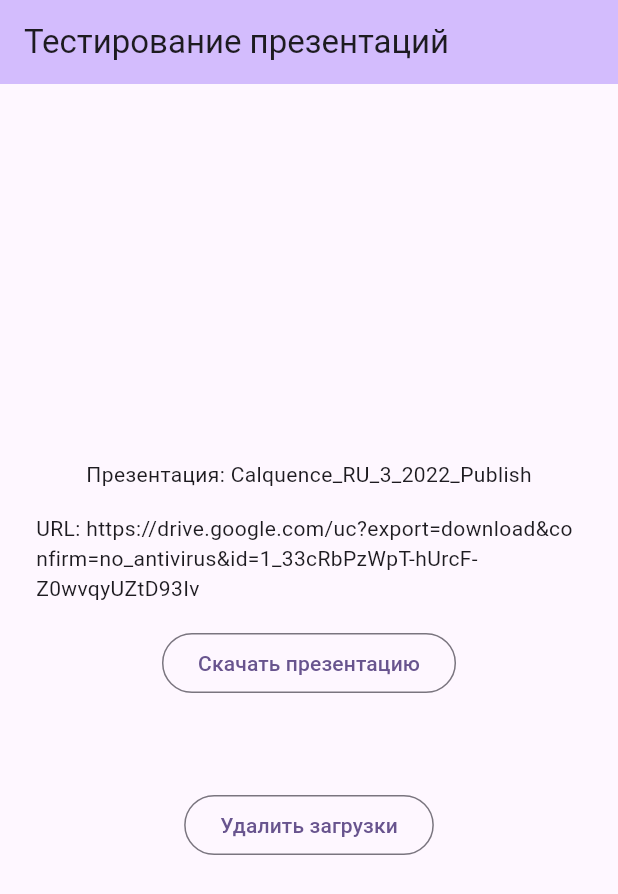
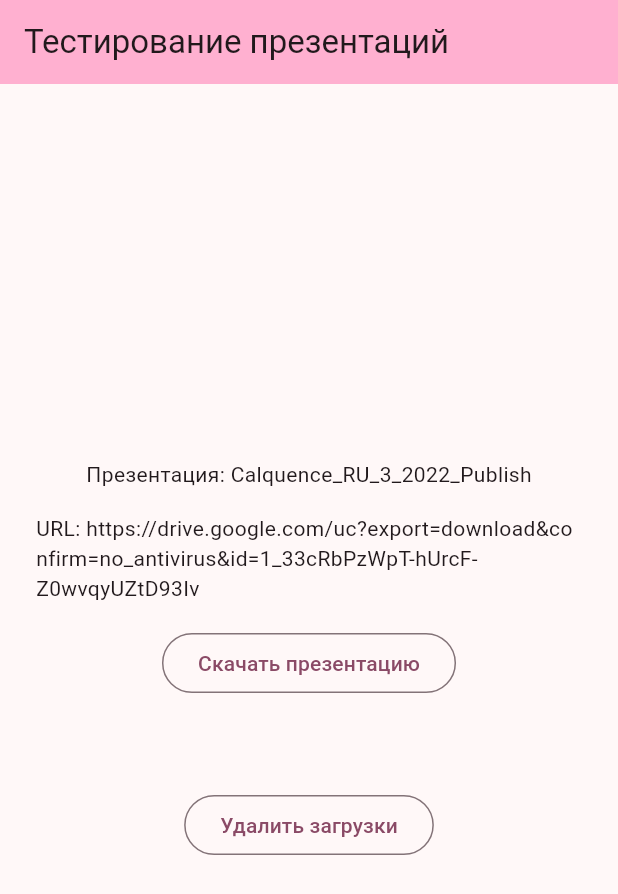
Before and after one commit to Veselchak-U/webview_presentation_test, a Flutter app: the screen it shows after launch, on a phone screen of 412 x 824 dp. Shown: the top 894 px of the screen. Run offline on Flutter 3.47's test engine with Material 2 defaults, Android fonts, the phone set to English and light mode, and no system bars; our stand-ins replace dio, webview_flutter; missing offline and left inert: flutter_archive, flutter_inappwebview, webview_flutter_android, webview_flutter_wkwebview; accounts and stored records are empty.

```diff
--- a/lib/main.dart
+++ b/lib/main.dart
@@ -15,7 +15,9 @@ class MyApp extends StatelessWidget {
     return MaterialApp(
       title: 'Тестирование презентаций',
       theme: ThemeData(
-        colorScheme: ColorScheme.fromSeed(seedColor: Colors.deepPurple),
+        colorScheme: ColorScheme.fromSeed(
+          seedColor: const Color.fromRGBO(131, 0, 81, 1),
+        ),
         useMaterial3: true,
       ),
       home: ChangeNotifierProvider<LoadingScreenVm>(
```
Also changed, not shown: lib/loading_screen/loading_screen_vm.dart (+22 -2 lines), lib/webview_screen/inapp_webview_screen.dart (+10 -0 lines).
